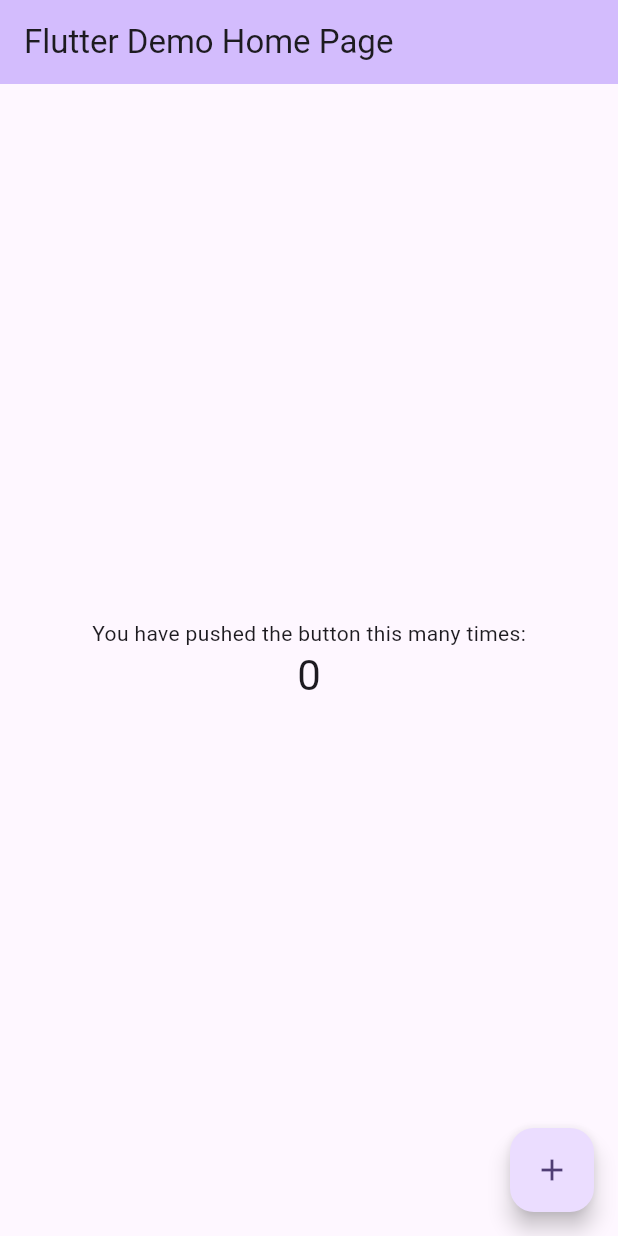
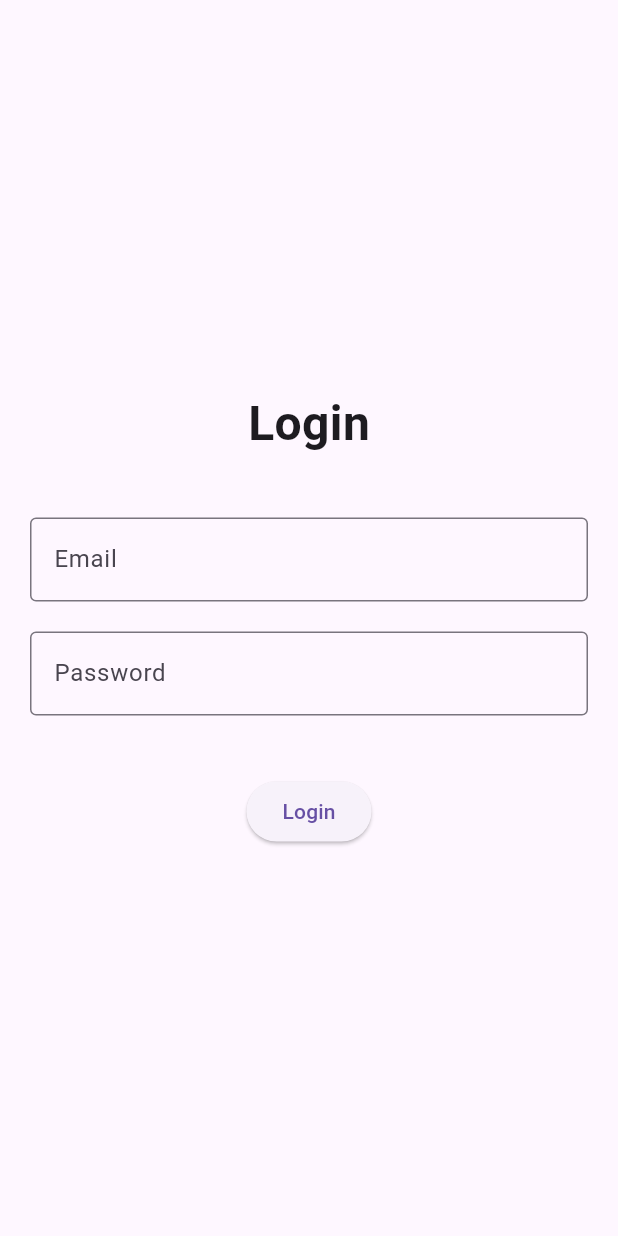
Before and after one commit to daryl-st/alta-mobile, a Flutter app: the screen it shows after launch, on a phone screen of 412 x 824 dp. Run offline on Flutter 3.47's test engine with Material 3 defaults, Android fonts, the phone set to English and light mode, and no system bars.

Commit message:
Checked flutter connection with backend api

```diff
--- a/frontend/lib/main.dart
+++ b/frontend/lib/main.dart
@@ -1,4 +1,5 @@
 import 'package:flutter/material.dart';
+import 'pages/login.dart';
 
 void main() {
   runApp(const MyApp());
@@ -7,116 +8,11 @@ void main() {
 class MyApp extends StatelessWidget {
   const MyApp({super.key});
 
-  // This widget is the root of your application.
   @override
   Widget build(BuildContext context) {
     return MaterialApp(
-      title: 'Flutter Demo',
-      theme: ThemeData(
-        // This is the theme of your application.
-        //
-        // TRY THIS: Try running your application with "flutter run". You'll see
-        // the application has a purple toolbar. Then, without quitting the app,
-        // try changing the seedColor in the colorScheme below to Colors.green
-        // and then invoke "hot reload" (save your changes or press the "hot
-        // reload" button in a Flutter-supported IDE, or press "r" if you used
-        // the command line to start the app).
-        //
-        // Notice that the counter didn't reset back to zero; the application
-        // state is not lost during the reload. To reset the state, use hot
-        // restart instead.
-        //
-        // This works for code too, not just values: Most code changes can be
-        // tested with just a hot reload.
-        colorScheme: ColorScheme.fromSeed(seedColor: Colors.deepPurple),
-      ),
-      home: const MyHomePage(title: 'Flutter Demo Home Page'),
+      debugShowCheckedModeBanner: false,
+      home: LoginPage(),
     );
   }
 }
-
-class MyHomePage extends StatefulWidget {
-  const MyHomePage({super.key, required this.title});
-
-  // This widget is the home page of your application. It is stateful, meaning
-  // that it has a State object (defined below) that contains fields that affect
-  // how it looks.
-
-  // This class is the configuration for the state. It holds the values (in this
-  // case the title) provided by the parent (in this case the App widget) and
-  // used by the build method of the State. Fields in a Widget subclass are
-  // always marked "final".
-
-  final String title;
-
-  @override
-  State<MyHomePage> createState() => _MyHomePageState();
-}
-
-class _MyHomePageState extends State<MyHomePage> {
-  int _counter = 0;
-
-  void _incrementCounter() {
-    setState(() {
-      // This call to setState tells the Flutter framework that something has
-      // changed in this State, which causes it to rerun the build method below
-      // so that the display can reflect the updated values. If we changed
-      // _counter without calling setState(), then the build method would not be
-      // called again, and so nothing would appear to happen.
-      _counter++;
-    });
-  }
-
-  @override
-  Widget build(BuildContext context) {
-    // This method is rerun every time setState is called, for instance as done
-    // by the _incrementCounter method above.
-    //
-    // The Flutter framework has been optimized to make rerunning build methods
-    // fast, so that you can just rebuild anything that needs updating rather
-    // than having to individually change instances of widgets.
-    return Scaffold(
-      appBar: AppBar(
-        // TRY THIS: Try changing the color here to a specific color (to
-        // Colors.amber, perhaps?) and trigger a hot reload to see the AppBar
-        // change color while the other colors stay the same.
-        backgroundColor: Theme.of(context).colorScheme.inversePrimary,
-        // Here we take the value from the MyHomePage object that was created by
-        // the App.build method, and use it to set our appbar title.
-        title: Text(widget.title),
-      ),
-      body: Center(
-        // Center is a layout widget. It takes a single child and positions it
-        // in the middle of the parent.
-        child: Column(
-          // Column is also a layout widget. It takes a list of children and
-          // arranges them vertically. By default, it sizes itself to fit its
-          // children horizontally, and tries to be as tall as its parent.
-          //
-          // Column has various properties to control how it sizes itself and
-          // how it positions its children. Here we use mainAxisAlignment to
-          // center the children vertically; the main axis here is the vertical
-          // axis because Columns are vertical (the cross axis would be
-          // horizontal).
-          //
-          // TRY THIS: Invoke "debug painting" (choose the "Toggle Debug Paint"
-          // action in the IDE, or press "p" in the console), to see the
-          // wireframe for each widget.
-          mainAxisAlignment: MainAxisAlignment.center,
-          children: <Widget>[
-            const Text('You have pushed the button this many times:'),
-            Text(
-              '$_counter',
-              style: Theme.of(context).textTheme.headlineMedium,
-            ),
-          ],
-        ),
-      ),
-      floatingActionButton: FloatingActionButton(
-        onPressed: _incrementCounter,
-        tooltip: 'Increment',
-        child: const Icon(Icons.add),
-      ), // This trailing comma makes auto-formatting nicer for build methods.
-    );
-  }
-}
--- /dev/null
+++ b/frontend/lib/pages/login.dart
@@ -0,0 +1,108 @@
+import 'package:flutter/material.dart';
+import '../../service/auth_service.dart';
+
+class LoginPage extends StatefulWidget {
+  const LoginPage({super.key});
+
+  @override
+  State<LoginPage> createState() => _LoginPageState();
+}
+
+class _LoginPageState extends State<LoginPage> {
+  final TextEditingController emailController = TextEditingController();
+  final TextEditingController passwordController = TextEditingController();
+
+  bool isLoading = false;
+  String? errorMessage;
+
+  void handleLogin() async {
+    setState(() {
+      isLoading = true;
+      errorMessage = null;
+    });
+
+    try {
+      final response = await AuthService().login(
+        emailController.text.trim(),
+        passwordController.text.trim(),
+      );
+
+      print("LOGIN SUCCESS: $response");
+
+      // Example: Navigate or show success
+      ScaffoldMessenger.of(context).showSnackBar(
+        SnackBar(content: Text("Logged in successfully")),
+      );
+
+    } catch (e) {
+      setState(() {
+        errorMessage = e.toString();
+      });
+    }
+
+    setState(() {
+      isLoading = false;
+    });
+  }
+
+  @override
+  Widget build(BuildContext context) {
+    return Scaffold(
+      body: Padding(
+        padding: const EdgeInsets.all(20),
+        child: Center(
+          child: SingleChildScrollView(
+            child: Column(
+              mainAxisAlignment: MainAxisAlignment.center,
+              children: [
+                Text(
+                  "Login",
+                  style: TextStyle(fontSize: 32, fontWeight: FontWeight.bold),
+                ),
+                SizedBox(height: 40),
+
+                // Email Input
+                TextField(
+                  controller: emailController,
+                  decoration: InputDecoration(
+                    labelText: "Email",
+                    border: OutlineInputBorder(),
+                  ),
+                ),
+                SizedBox(height: 20),
+
+                // Password Input
+                TextField(
+                  controller: passwordController,
+                  obscureText: true,
+                  decoration: InputDecoration(
+                    labelText: "Password",
+                    border: OutlineInputBorder(),
+                  ),
+                ),
+                SizedBox(height: 20),
+
+                // Error message
+                if (errorMessage != null)
+                  Text(
+                    errorMessage!,
+                    style: TextStyle(color: Colors.red),
+                  ),
+
+                SizedBox(height: 20),
+
+                // Login Button
+                isLoading
+                    ? CircularProgressIndicator()
+                    : ElevatedButton(
+                        onPressed: handleLogin,
+                        child: Text("Login"),
+                      ),
+              ],
+            ),
+          ),
+        ),
+      ),
+    );
+  }
+}
--- /dev/null
+++ b/frontend/lib/service/auth_service.dart
@@ -0,0 +1,25 @@
+import 'dart:convert';
+import 'package:http/http.dart' as http;
+
+class AuthService {
+  final String baseUrl = "http://localhost:3000"; // Change to 10.0.2.2 for emulator
+
+  Future<Map<String, dynamic>> login(String email, String password) async {
+    final url = Uri.parse("$baseUrl/auth/login");
+
+    final res = await http.post(
+      url,
+      headers: {"Content-Type": "application/json"},
+      body: jsonEncode({
+        "email": email,
+        "password": password,
+      }),
+    );
+
+    if (res.statusCode == 200) {
+      return jsonDecode(res.body);
+    } else {
+      throw Exception("Login failed: ${res.body}");
+    }
+  }
+}
--- a/frontend/pubspec.yaml
+++ b/frontend/pubspec.yaml
@@ -30,6 +30,8 @@ environment:
 dependencies:
   flutter:
     sdk: flutter
+
+  http: ^1.2.0
 
   # The following adds the Cupertino Icons font to your application.
   # Use with the CupertinoIcons class for iOS style icons.
```
Also changed, not shown: 3 other files.
